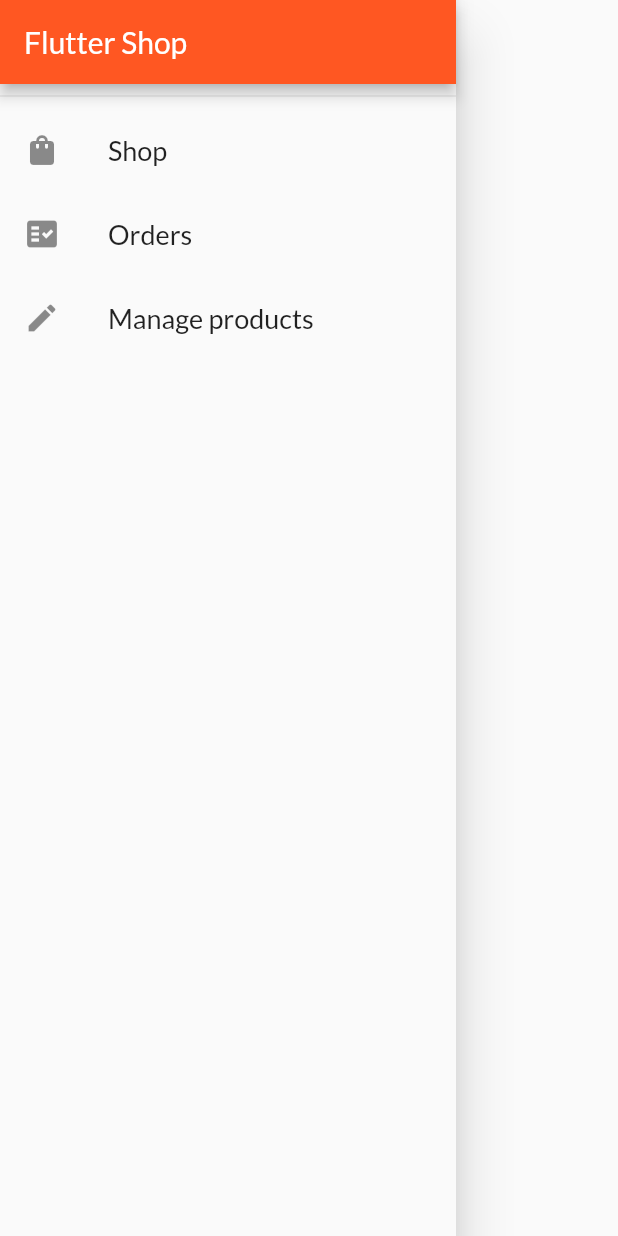
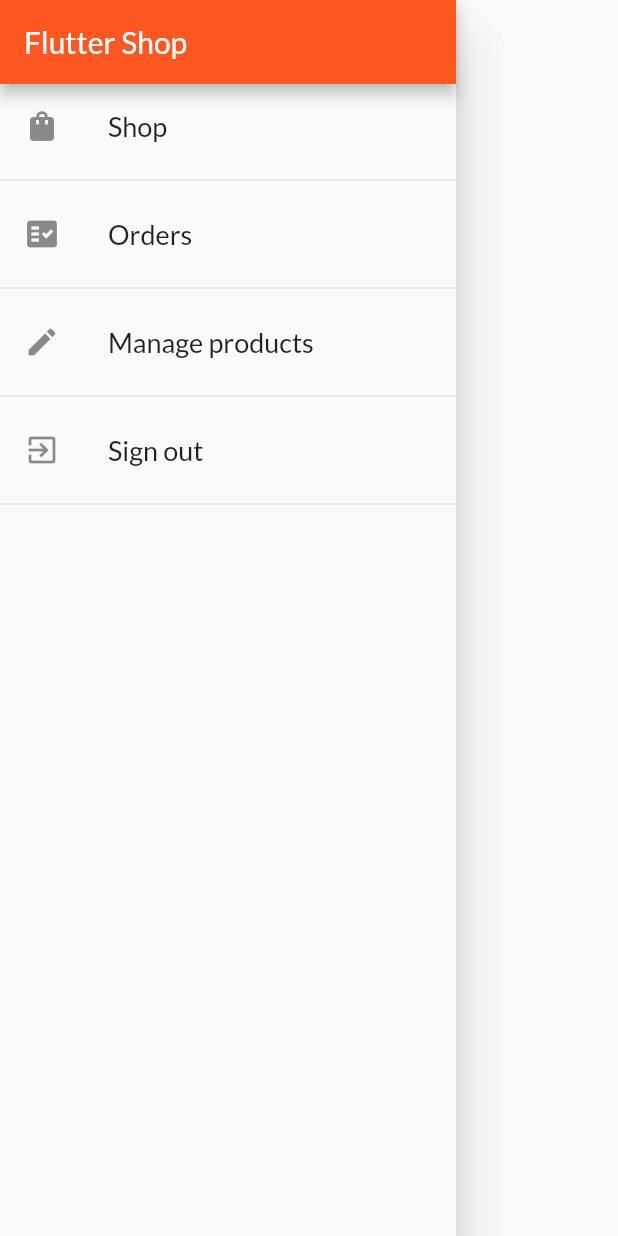
Before and after one commit to htqtung/flutter_online_shop, a Flutter app: the SideDrawer widget shown alone on an empty page, opened directly, on a phone screen of 412 x 824 dp. Run offline on Flutter 3.47's test engine with Material 2 defaults, Android fonts, the phone set to English and light mode, and no system bars; network calls fail.

Commit message:
Add signOut button, Auto log user out if token expires

```diff
--- a/lib/widgets/side_drawer.dart
+++ b/lib/widgets/side_drawer.dart
@@ -1,4 +1,6 @@
 import 'package:flutter/material.dart';
+import 'package:flutter_online_shop/providers/auth.dart';
+import 'package:provider/provider.dart';
 
 import '../screens/orders_screen.dart';
 import '../screens/user_products_screen.dart';
@@ -30,7 +32,6 @@ class SideDrawer extends StatelessWidget {
             title: Text('Flutter Shop'),
             automaticallyImplyLeading: false,
           ),
-          Divider(),
           ListTile(
             leading: Icon(Icons.shopping_bag),
             title: Text('Shop', style: TextStyle(fontSize: 18)),
@@ -38,6 +39,7 @@ class SideDrawer extends StatelessWidget {
               Navigator.of(context).pushReplacementNamed('/');
             },
           ),
+          Divider(),
           ListTile(
             leading: Icon(Icons.fact_check),
             title: Text('Orders', style: TextStyle(fontSize: 18)),
@@ -46,6 +48,7 @@ class SideDrawer extends StatelessWidget {
                   .pushReplacementNamed(OrdersScreen.routeName);
             },
           ),
+          Divider(),
           ListTile(
             leading: Icon(Icons.edit),
             title: Text('Manage products', style: TextStyle(fontSize: 18)),
@@ -54,6 +57,15 @@ class SideDrawer extends StatelessWidget {
                   .pushReplacementNamed(UserProductsScreen.routeName);
             },
           ),
+          Divider(),
+          ListTile(
+            leading: Icon(Icons.exit_to_app),
+            title: Text('Sign out', style: TextStyle(fontSize: 18)),
+            onTap: () {
+              Provider.of<Auth>(context, listen: false).signOut();
+            },
+          ),
+          Divider(),
         ],
       ),
     );
```
Also changed, not shown: lib/providers/auth.dart (+24 -0 lines).
